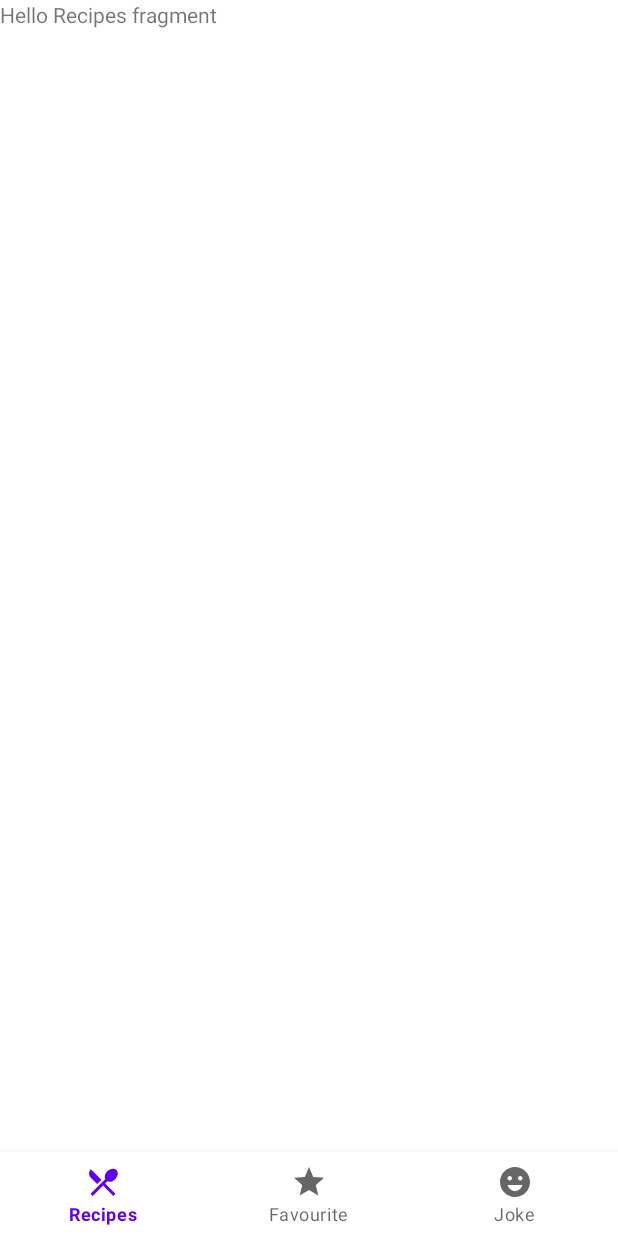
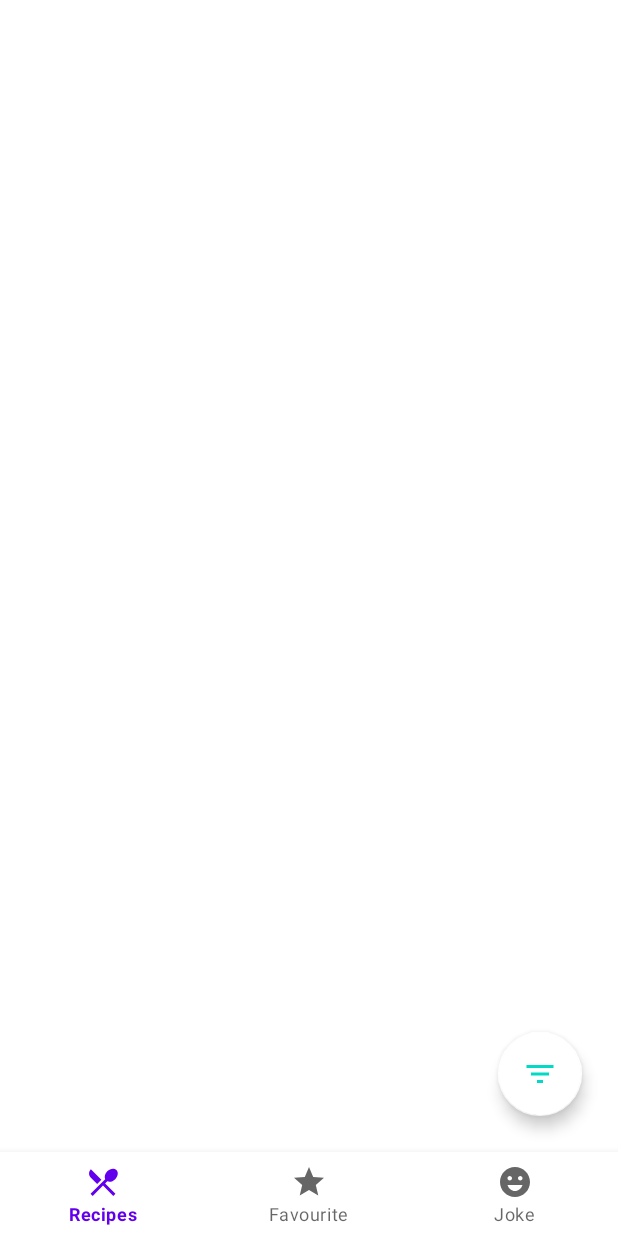
Before and after one commit to bishal5917/Chefmate, an Android app: the screen it shows after launch (MainActivity), on a phone screen of 412 x 824 dp. Run offline under Robolectric (Android 15) with nearby library versions, the phone set to English and light mode, and no system bars; our stand-ins replace navigation-ui.

Commit message:
recipes layout file started,recycler view made

```diff
--- a/app/src/main/java/com/example/recipesapp/MainActivity.kt
+++ b/app/src/main/java/com/example/recipesapp/MainActivity.kt
@@ -1,21 +1,40 @@
 package com.example.recipesapp
 
 import android.os.Bundle
-import com.google.android.material.snackbar.Snackbar
 import androidx.appcompat.app.AppCompatActivity
 import androidx.navigation.findNavController
 import androidx.navigation.ui.AppBarConfiguration
-import androidx.navigation.ui.navigateUp
 import androidx.navigation.ui.setupActionBarWithNavController
-import android.view.Menu
-import android.view.MenuItem
+import androidx.navigation.NavController
+import androidx.navigation.fragment.NavHostFragment
+import androidx.navigation.ui.setupWithNavController
+import com.google.android.material.bottomnavigation.BottomNavigationView
 
 class MainActivity : AppCompatActivity() {
 
-    private lateinit var appBarConfiguration: AppBarConfiguration
+    private lateinit var navController: NavController
 
     override fun onCreate(savedInstanceState: Bundle?) {
         super.onCreate(savedInstanceState)
         setContentView(R.layout.activity_main)
+
+        val navHostFragment =
+            supportFragmentManager.findFragmentById(R.id.navHostFragment) as NavHostFragment
+        navController = navHostFragment.navController
+
+//        val appBarConfiguration = AppBarConfiguration(
+//            setOf(
+//                R.id.recipesFragment, R.id
+//                    .favouriteRecipesFragment, R.id.foodJokeFragment
+//            )
+//        )
+        val bottomNavigationView = findViewById<BottomNavigationView>(R.id.bottomNavigationView)
+        bottomNavigationView.setupWithNavController(navController)
+
+//        setupActionBarWithNavController(navController, appBarConfiguration)
+    }
+
+    override fun onSupportNavigateUp(): Boolean {
+        return navController.navigateUp() || super.onSupportNavigateUp()
     }
 }
--- /dev/null
+++ b/app/src/main/res/drawable/ic_filter.xml
@@ -0,0 +1,5 @@
+<vector android:height="24dp" android:tint="#000000"
+    android:viewportHeight="24" android:viewportWidth="24"
+    android:width="24dp" xmlns:android="http://schemas.android.com/apk/res/android">
+    <path android:fillColor="@android:color/white" android:pathData="M10,18h4v-2h-4v2zM3,6v2h18L21,6L3,6zM6,13h12v-2L6,11v2z"/>
+</vector>
--- /dev/null
+++ b/app/src/main/res/drawable/ic_no_internet.xml
@@ -0,0 +1,5 @@
+<vector android:height="24dp" android:tint="#000000"
+    android:viewportHeight="24" android:viewportWidth="24"
+    android:width="24dp" xmlns:android="http://schemas.android.com/apk/res/android">
+    <path android:fillColor="@android:color/white" android:pathData="M24,8.98C20.93,5.9 16.69,4 12,4C7.31,4 3.07,5.9 0,8.98L12,21v-9h8.99L24,8.98zM19.59,14l-2.09,2.09L15.41,14L14,15.41l2.09,2.09L14,19.59L15.41,21l2.09,-2.08L19.59,21L21,19.59l-2.08,-2.09L21,15.41L19.59,14z"/>
+</vector>
--- a/app/src/main/res/layout/activity_main.xml
+++ b/app/src/main/res/layout/activity_main.xml
@@ -8,7 +8,7 @@
     tools:context=".MainActivity">
 
     <androidx.fragment.app.FragmentContainerView
-        android:id="@+id/fragmentContainerView"
+        android:id="@+id/navHostFragment"
         android:name="androidx.navigation.fragment.NavHostFragment"
         android:layout_width="0dp"
         android:layout_height="0dp"
@@ -27,7 +27,7 @@
         app:layout_constraintEnd_toEndOf="parent"
         app:layout_constraintHorizontal_bias="0.0"
         app:layout_constraintStart_toStartOf="parent"
-        app:layout_constraintTop_toBottomOf="@+id/fragmentContainerView"
+        app:layout_constraintTop_toBottomOf="@+id/navHostFragment"
         app:layout_constraintVertical_bias="1.0"
         app:menu="@menu/bottom_nav_menu"
         />
--- a/app/src/main/res/layout/fragment_recipes_.xml
+++ b/app/src/main/res/layout/fragment_recipes_.xml
@@ -1,14 +1,61 @@
 <?xml version="1.0" encoding="utf-8"?>
 <androidx.constraintlayout.widget.ConstraintLayout xmlns:android="http://schemas.android.com/apk/res/android"
+    xmlns:app="http://schemas.android.com/apk/res-auto"
     xmlns:tools="http://schemas.android.com/tools"
     android:layout_width="match_parent"
     android:layout_height="match_parent"
     tools:context=".Recipes_Fragment">
 
-    <!-- TODO: Update blank fragment layout -->
+    <ImageView
+        android:id="@+id/imageView"
+        android:layout_width="100dp"
+        android:layout_height="100dp"
+        android:contentDescription="@string/no_internet"
+        android:src="@drawable/ic_no_internet"
+        android:visibility="invisible"
+        app:layout_constraintBottom_toBottomOf="parent"
+        app:layout_constraintEnd_toEndOf="parent"
+        app:layout_constraintStart_toStartOf="parent"
+        app:layout_constraintTop_toTopOf="parent" />
+
     <TextView
+        android:id="@+id/textView"
+        android:layout_width="wrap_content"
+        android:layout_height="wrap_content"
+        android:layout_marginTop="8dp"
+        android:text="@string/please_check_your_internet_connection"
+        android:visibility="invisible"
+        app:layout_constraintEnd_toEndOf="@+id/imageView"
+        app:layout_constraintStart_toStartOf="@+id/imageView"
+        app:layout_constraintTop_toBottomOf="@+id/imageView" />
+
+    <androidx.recyclerview.widget.RecyclerView
+        android:id="@+id/recyclerView"
         android:layout_width="match_parent"
-        android:layout_height="match_parent"
-        android:text="@string/hello_recipes_fragment" />
+        android:layout_height="0dp"
+        android:layout_marginStart="16dp"
+        android:layout_marginTop="16dp"
+        android:layout_marginEnd="16dp"
+        android:layout_marginBottom="16dp"
+        app:layout_constraintBottom_toBottomOf="parent"
+        app:layout_constraintEnd_toEndOf="parent"
+        app:layout_constraintHorizontal_bias="0.5"
+        app:layout_constraintStart_toStartOf="parent"
+        app:layout_constraintTop_toTopOf="parent"
+        app:layout_constraintVertical_bias="0.5" />
 
+    <com.google.android.material.floatingactionbutton.FloatingActionButton
+        android:id="@+id/floatingActionButton"
+        android:layout_width="wrap_content"
+        android:layout_height="wrap_content"
+        android:layout_marginEnd="24dp"
+        android:layout_marginBottom="24dp"
+        android:clickable="true"
+        android:contentDescription="@string/filterrecipes"
+        android:focusable="true"
+        android:src="@drawable/ic_filter"
+        app:backgroundTint="@color/white"
+        app:layout_constraintBottom_toBottomOf="parent"
+        app:layout_constraintEnd_toEndOf="parent"
+        app:tint="@color/teal_200" />
 </androidx.constraintlayout.widget.ConstraintLayout>
--- a/app/src/main/res/menu/bottom_nav_menu.xml
+++ b/app/src/main/res/menu/bottom_nav_menu.xml
@@ -2,7 +2,7 @@
 <menu xmlns:android="http://schemas.android.com/apk/res/android">
 
     <item
-        android:id="@+id/recipes_Fragment"
+        android:id="@+id/recipesFragment"
         android:icon="@drawable/ic_restaurant_menu"
         android:title="@string/recipes" />
 
--- a/app/src/main/res/navigation/my_nav.xml
+++ b/app/src/main/res/navigation/my_nav.xml
@@ -3,10 +3,10 @@
     xmlns:app="http://schemas.android.com/apk/res-auto"
     xmlns:tools="http://schemas.android.com/tools"
     android:id="@+id/my_nav"
-    app:startDestination="@id/recipes_Fragment">
+    app:startDestination="@id/recipesFragment">
 
     <fragment
-        android:id="@+id/recipes_Fragment"
+        android:id="@+id/recipesFragment"
         android:name="com.example.recipesapp.Recipes_Fragment"
         android:label="fragment_recipes_"
         tools:layout="@layout/fragment_recipes_" />
--- a/app/src/main/res/values/strings.xml
+++ b/app/src/main/res/values/strings.xml
@@ -14,4 +14,7 @@
     <string name="recipes">Recipes</string>
     <string name="favourite">Favourite</string>
     <string name="joke">Joke</string>
+    <string name="filterrecipes">FilterRecipes</string>
+    <string name="please_check_your_internet_connection">Please check your Internet connection</string>
+    <string name="no_internet">No Internet</string>
 </resources>
```
Also changed, not shown: app/src/main/res/layout/content_main.xml (deleted, +0 -19 lines), app/src/main/res/navigation/nav_graph.xml (deleted, +0 -28 lines).
